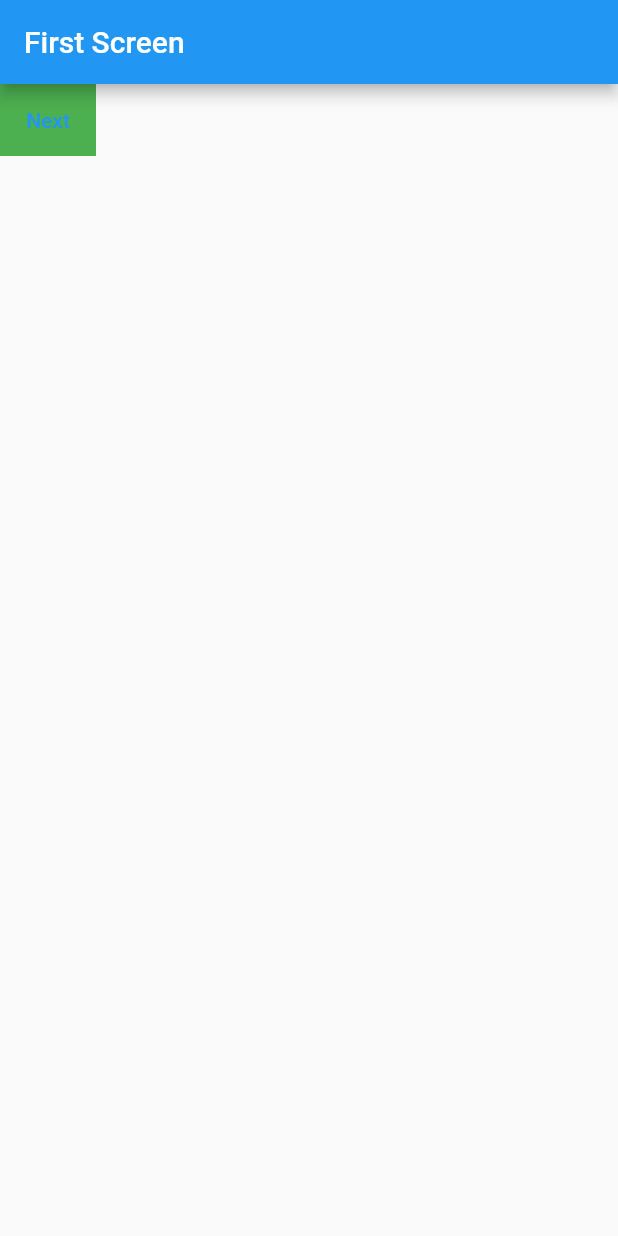
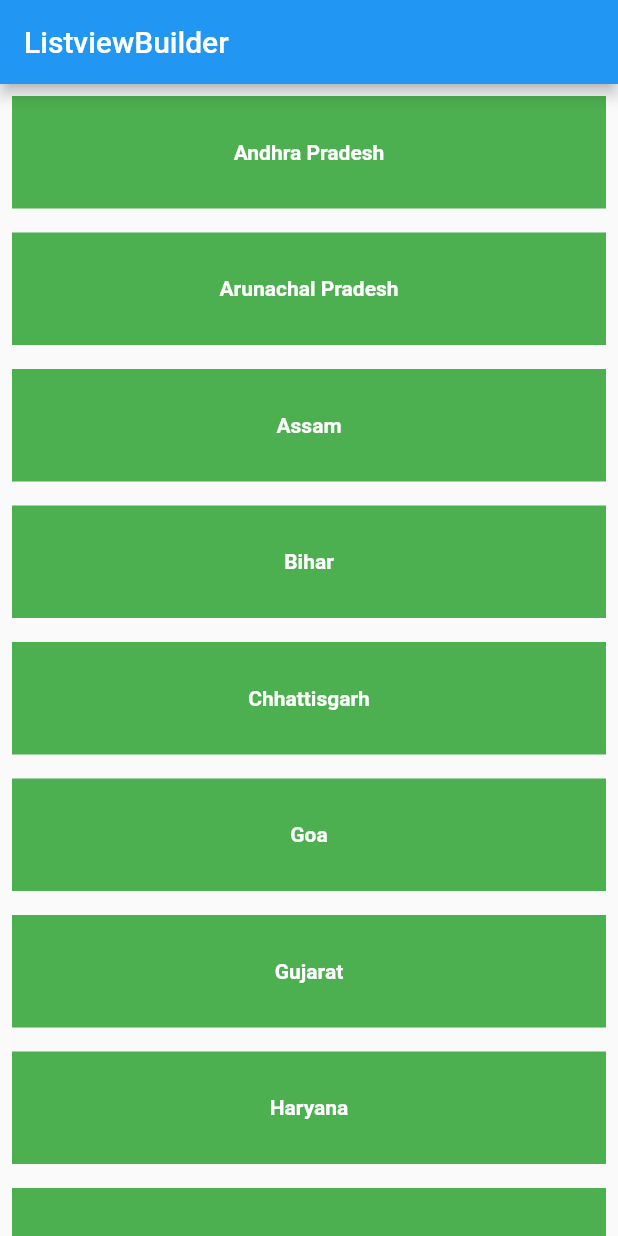
Before and after one commit to maheshmobileApp/IARE-FLutter-Project, a Flutter app: the screen it shows after launch, on a phone screen of 412 x 824 dp. Run offline on Flutter 3.47's test engine with Material 2 defaults, Android fonts, the phone set to English and light mode, and no system bars.

Commit message:
listview

```diff
--- /dev/null
+++ b/lib/ListView/ListViewBuilder.dart
@@ -0,0 +1,76 @@
+import 'package:flutter/material.dart';
+
+class ListViewBuilderScreen extends StatefulWidget {
+  const ListViewBuilderScreen({Key? key}) : super(key: key);
+
+  @override
+  _ListViewBuilderState createState() => _ListViewBuilderState();
+}
+
+class _ListViewBuilderState extends State<ListViewBuilderScreen> {
+  List<String> states = [
+    "Andhra Pradesh",
+    "Arunachal Pradesh",
+    "Assam",
+    "Bihar",
+    "Chhattisgarh",
+    "Goa",
+    "Gujarat",
+    "Haryana",
+    "Himachal Pradesh",
+    "Jammu and Kashmir",
+    "Jharkhand",
+    "Karnataka",
+    "Kerala",
+    "Madhya Pradesh",
+    "Maharashtra",
+    "Manipur",
+    "Meghalaya",
+    "Mizoram",
+    "Nagaland",
+    "Odisha",
+    "Punjab",
+    "Rajasthan",
+    "Sikkim",
+    "Tamil Nadu",
+    "Telangana",
+    "Tripura",
+    "Uttarakhand",
+    "Uttar Pradesh",
+    "West Bengal",
+    "Andaman and Nicobar Islands",
+    "Chandigarh",
+    "Dadra and Nagar Haveli",
+    "Daman and Diu",
+    "Delhi",
+    "Lakshadweep",
+    "Puducherry"
+  ];
+  @override
+  Widget build(BuildContext context) {
+    return Scaffold(
+      appBar: AppBar(title: Text("ListviewBuilder")),
+      body: Container(
+          child: ListView.builder(
+        itemCount: states.length,
+        itemBuilder: (context, index) {
+          return Padding(
+            padding: const EdgeInsets.all(8.0),
+            child: Container(
+              alignment: Alignment.center,
+              height: 75,
+              color: Colors.green,
+              child: Text(
+                states[index],
+                style: TextStyle(
+                    fontWeight: FontWeight.w700,
+                    fontSize: 14,
+                    color: Colors.white),
+              ),
+            ),
+          );
+        },
+      )),
+    );
+  }
+}
--- a/lib/main.dart
+++ b/lib/main.dart
@@ -4,14 +4,18 @@ import 'package:aug_9pm_class/Navigation/ThirsScreen.dart';
 import 'package:flutter/material.dart';
 import 'ColumnAndRow/ColumnAndRow.dart';
 import 'Login/LoginScreen.dart';
+import 'ListView/ListView.dart';
+import 'ListView/ListViewBuilder.dart';
 
 void main() {
   runApp(MaterialApp(
-    initialRoute: "/firstScreen",
+    initialRoute: "/listViewBuilder",
     routes: {
       "/firstScreen": (context) => FirstScreen(),
       "/secondScreen": (context) => SecondScreen(),
-      "/thirdScreen": (context) => ThirdScreen()
+      "/thirdScreen": (context) => ThirdScreen(),
+      "/listView": (context) => ListViewScreen(),
+      "/listViewBuilder": (context) => ListViewBuilderScreen()
     },
   ));
 }
```
Also changed, not shown: lib/ListView/ListView.dart (added, +156 -0 lines), lib/Navigation/FirstScreen.dart (+35 -5 lines), lib/Navigation/SecondScreen.dart (+37 -3 lines), lib/Navigation/ThirsScreen.dart (+33 -1 lines), 3 other files.
